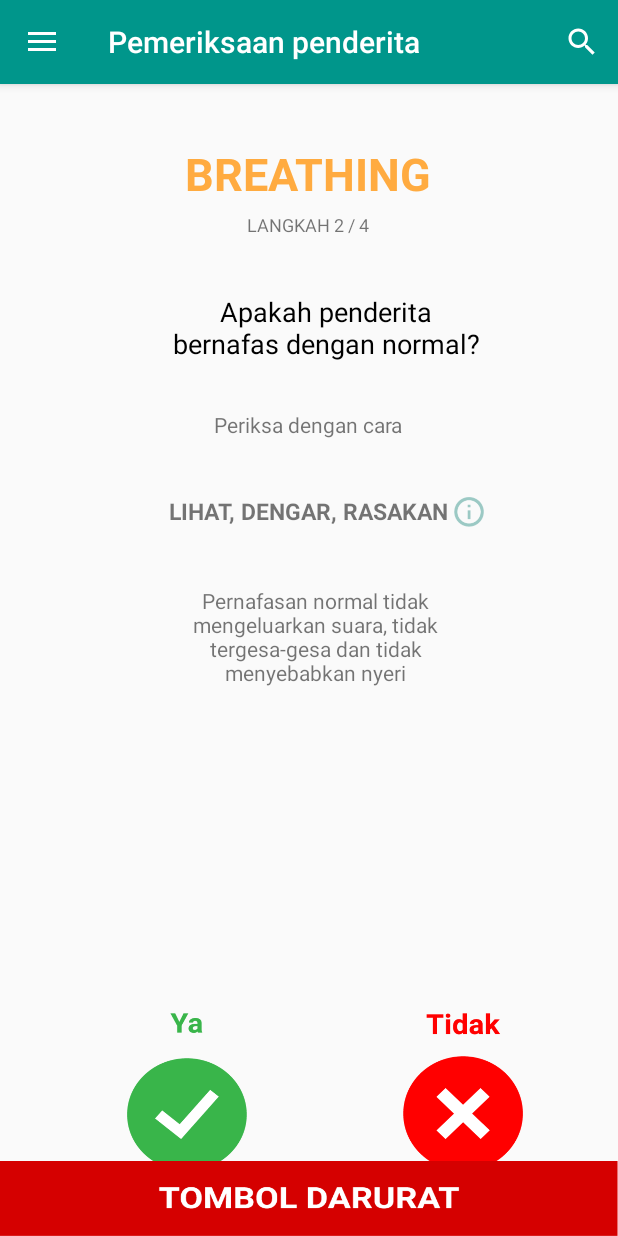
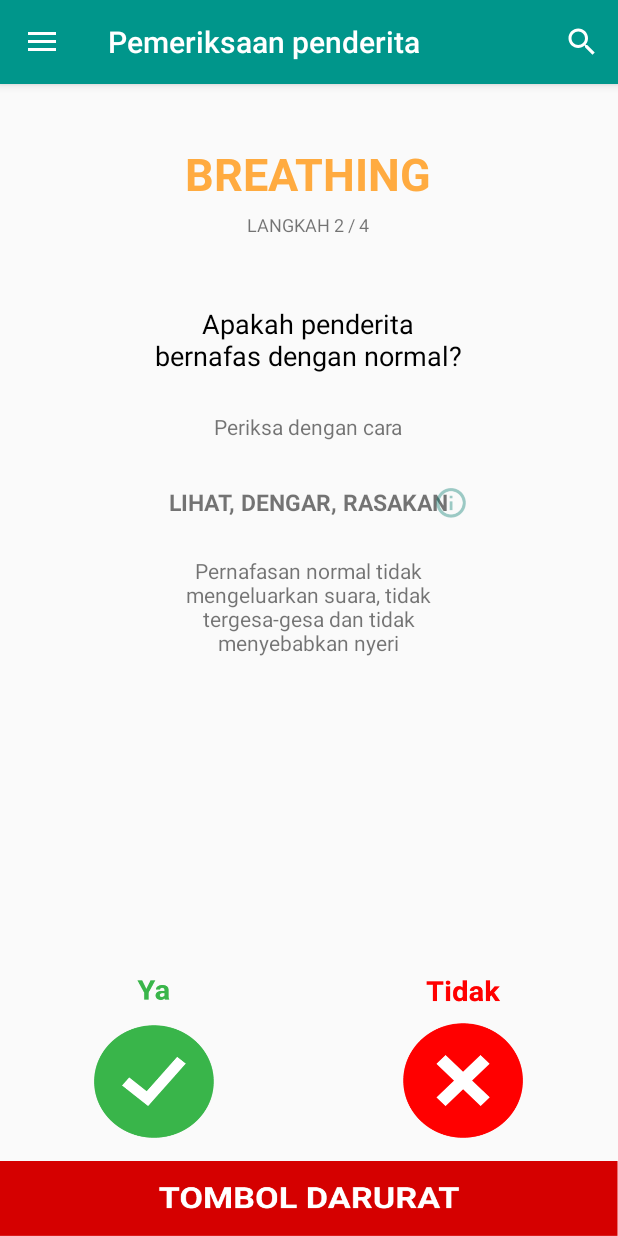
Before and after one commit to Vallenteer/hci_uas, an Android app: the fragment pp_breathing_1_activity placed in its activity, on a phone screen of 412 x 824 dp. Run offline under Robolectric (Android 15) with nearby library versions, the light colour scheme and no system bars.

Commit message:
Ngebenrin Breathing 1
Udah bener, yang TP baru sampe RJP

siapin fragment yang nantinya buat TP

```diff
--- a/app/src/main/res/layout/pp_breathing_1_fragment.xml
+++ b/app/src/main/res/layout/pp_breathing_1_fragment.xml
@@ -38,10 +38,9 @@
         android:gravity="center_vertical|center|center_horizontal"
         android:layout_gravity="center"
         android:textColor="#000000"
-        android:layout_marginTop="37dp"
+        android:layout_marginTop="45dp"
         android:layout_below="@+id/textView16"
-        android:layout_alignLeft="@+id/info_ldr"
-        android:layout_alignStart="@+id/info_ldr" />
+        android:layout_centerHorizontal="true" />
 
     <TextView
         android:layout_width="wrap_content"
@@ -51,7 +50,7 @@
         android:id="@+id/textView12"
         android:layout_below="@+id/airway2text"
         android:layout_centerHorizontal="true"
-        android:layout_marginTop="32dp" />
+        android:layout_marginTop="25dp" />
 
         <TextView
             android:id="@+id/info_ldr"
@@ -64,7 +63,7 @@
             android:textSize="15sp"
             android:layout_below="@+id/textView12"
             android:layout_centerHorizontal="true"
-            android:layout_marginTop="37dp" />
+            android:layout_marginTop="30dp" />
         <Button
             android:id="@+id/buttonInfoLDR"
             android:layout_width="20dp"
@@ -81,14 +80,13 @@
         android:layout_width="195dp"
         android:layout_height="wrap_content"
         android:layout_gravity="center"
-        android:gravity="center"
+        android:gravity="center|clip_vertical|center_horizontal"
         android:text="Pernafasan normal tidak mengeluarkan suara, tidak tergesa-gesa dan tidak menyebabkan nyeri"
         android:id="@+id/textView13"
 
-        android:layout_marginTop="39dp"
         android:layout_below="@+id/info_ldr"
-        android:layout_alignLeft="@+id/info_ldr"
-        android:layout_alignStart="@+id/info_ldr" />
+        android:layout_centerHorizontal="true"
+        android:layout_marginTop="25dp" />
 
 
         <Button
@@ -97,17 +95,17 @@
             android:layout_height="105dp"
             android:layout_gravity="left"
             android:background="@drawable/ya_icon"
+            android:onClick="pp_breathing1Yes_open"
             android:layout_alignTop="@+id/breathing1No"
-            android:layout_toLeftOf="@+id/textView16"
-            android:layout_toStartOf="@+id/textView16"
-            android:onClick="pp_breathing1Yes_open" />
+            android:layout_toLeftOf="@+id/textView12"
+            android:layout_toStartOf="@+id/textView12" />
         <Button
             android:id="@+id/breathing1No"
             android:layout_width="80dp"
             android:layout_height="105dp"
             android:layout_gravity="right"
             android:background="@drawable/tidak_icon"
-            android:layout_marginBottom="43dp"
+            android:layout_marginBottom="65dp"
             android:layout_alignParentBottom="true"
             android:layout_toRightOf="@+id/textView12"
             android:layout_toEndOf="@+id/textView12"
```
Also changed, not shown: app/src/main/res/layout/tp_1_fragment.xml (+7 -6 lines).
